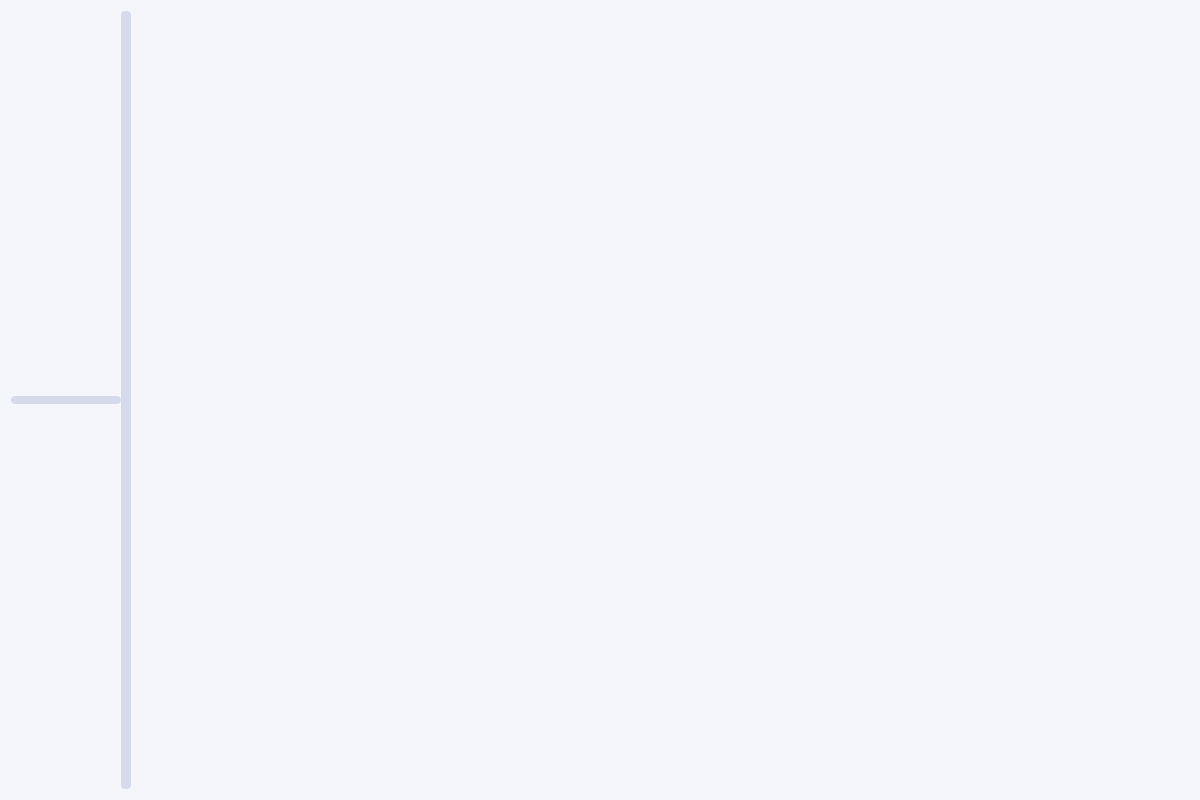
Above: xrdataviewer/ui/main_window.ui from jemurrayPhD/XRDataViewer before the change. Below: the same form after it.
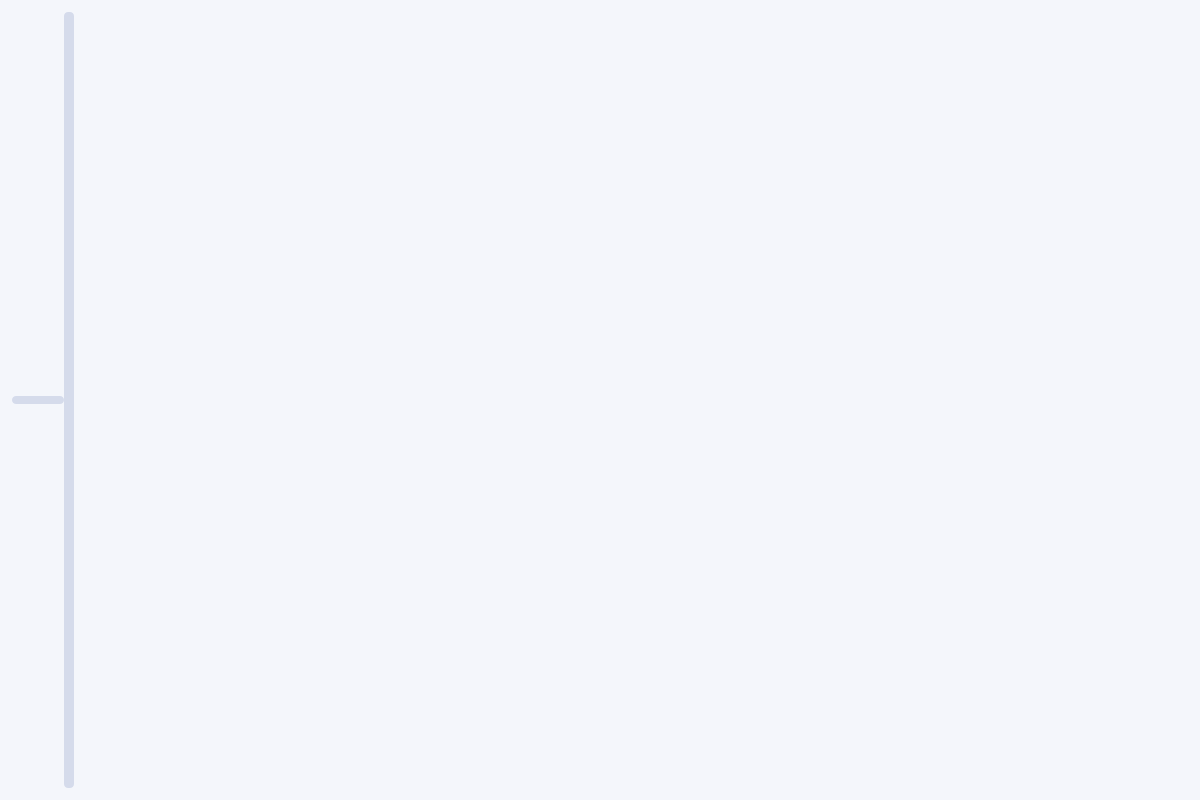
That is the form after the change. Icons and pictures are not drawn.

Commit message: Fix Qt UI loader compatibility margins

```diff
--- a/xrdataviewer/ui/main_window.ui
+++ b/xrdataviewer/ui/main_window.ui
@@ -163,11 +163,17 @@
    ]]></string>
   </property>
   <layout class="QVBoxLayout" name="outerLayout">
-   <property name="contentsMargins">
-    <left>12</left>
-    <top>12</top>
-    <right>12</right>
-    <bottom>12</bottom>
+   <property name="leftMargin">
+    <number>12</number>
+   </property>
+   <property name="topMargin">
+    <number>12</number>
+   </property>
+   <property name="rightMargin">
+    <number>12</number>
+   </property>
+   <property name="bottomMargin">
+    <number>12</number>
    </property>
    <property name="spacing">
     <number>12</number>
@@ -185,11 +191,17 @@
      </property>
      <widget class="QWidget" name="leftPane">
       <layout class="QVBoxLayout" name="leftPaneLayout">
-       <property name="contentsMargins">
-        <left>0</left>
-        <top>0</top>
-        <right>0</right>
-        <bottom>0</bottom>
+       <property name="leftMargin">
+        <number>0</number>
+       </property>
+       <property name="topMargin">
+        <number>0</number>
+       </property>
+       <property name="rightMargin">
+        <number>0</number>
+       </property>
+       <property name="bottomMargin">
+        <number>0</number>
        </property>
        <property name="spacing">
         <number>12</number>
@@ -207,11 +219,17 @@
          </property>
          <widget class="QWidget" name="datasetsSection">
           <layout class="QVBoxLayout" name="datasetsSectionLayout">
-           <property name="contentsMargins">
-            <left>0</left>
-            <top>0</top>
-            <right>0</right>
-            <bottom>0</bottom>
+           <property name="leftMargin">
+            <number>0</number>
+           </property>
+           <property name="topMargin">
+            <number>0</number>
+           </property>
+           <property name="rightMargin">
+            <number>0</number>
+           </property>
+           <property name="bottomMargin">
+            <number>0</number>
            </property>
            <property name="spacing">
             <number>0</number>
@@ -219,11 +237,17 @@
            <item>
             <widget class="QWidget" name="datasetsHost">
              <layout class="QVBoxLayout" name="datasetsHostLayout">
-              <property name="contentsMargins">
-               <left>0</left>
-               <top>0</top>
-               <right>0</right>
-               <bottom>0</bottom>
+              <property name="leftMargin">
+               <number>0</number>
+              </property>
+              <property name="topMargin">
+               <number>0</number>
+              </property>
+              <property name="rightMargin">
+               <number>0</number>
+              </property>
+              <property name="bottomMargin">
+               <number>0</number>
               </property>
               <property name="spacing">
                <number>0</number>
@@ -235,11 +259,17 @@
          </widget>
          <widget class="QWidget" name="processingSection">
           <layout class="QVBoxLayout" name="processingSectionLayout">
-           <property name="contentsMargins">
-            <left>0</left>
-            <top>0</top>
-            <right>0</right>
-            <bottom>0</bottom>
+           <property name="leftMargin">
+            <number>0</number>
+           </property>
+           <property name="topMargin">
+            <number>0</number>
+           </property>
+           <property name="rightMargin">
+            <number>0</number>
+           </property>
+           <property name="bottomMargin">
+            <number>0</number>
            </property>
            <property name="spacing">
             <number>0</number>
@@ -247,11 +277,17 @@
            <item>
             <widget class="QWidget" name="processingHost">
              <layout class="QVBoxLayout" name="processingHostLayout">
-              <property name="contentsMargins">
-               <left>0</left>
-               <top>0</top>
-               <right>0</right>
-               <bottom>0</bottom>
+              <property name="leftMargin">
+               <number>0</number>
+              </property>
+              <property name="topMargin">
+               <number>0</number>
+              </property>
+              <property name="rightMargin">
+               <number>0</number>
+              </property>
+              <property name="bottomMargin">
+               <number>0</number>
               </property>
               <property name="spacing">
                <number>0</number>
@@ -267,11 +303,17 @@
      </widget>
      <widget class="QWidget" name="rightPane">
       <layout class="QVBoxLayout" name="rightPaneLayout">
-       <property name="contentsMargins">
-        <left>0</left>
-        <top>0</top>
-        <right>0</right>
-        <bottom>0</bottom>
+       <property name="leftMargin">
+        <number>0</number>
+       </property>
+       <property name="topMargin">
+        <number>0</number>
+       </property>
+       <property name="rightMargin">
+        <number>0</number>
+       </property>
+       <property name="bottomMargin">
+        <number>0</number>
        </property>
        <property name="spacing">
         <number>0</number>
```
